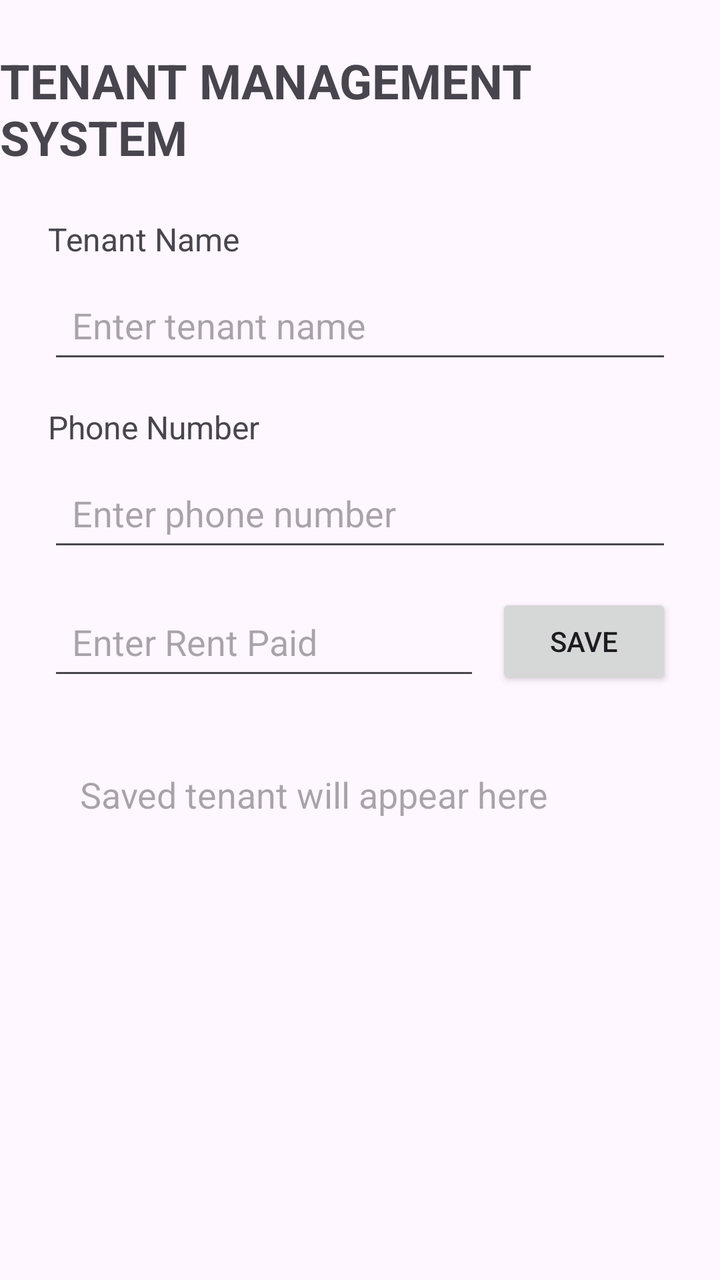
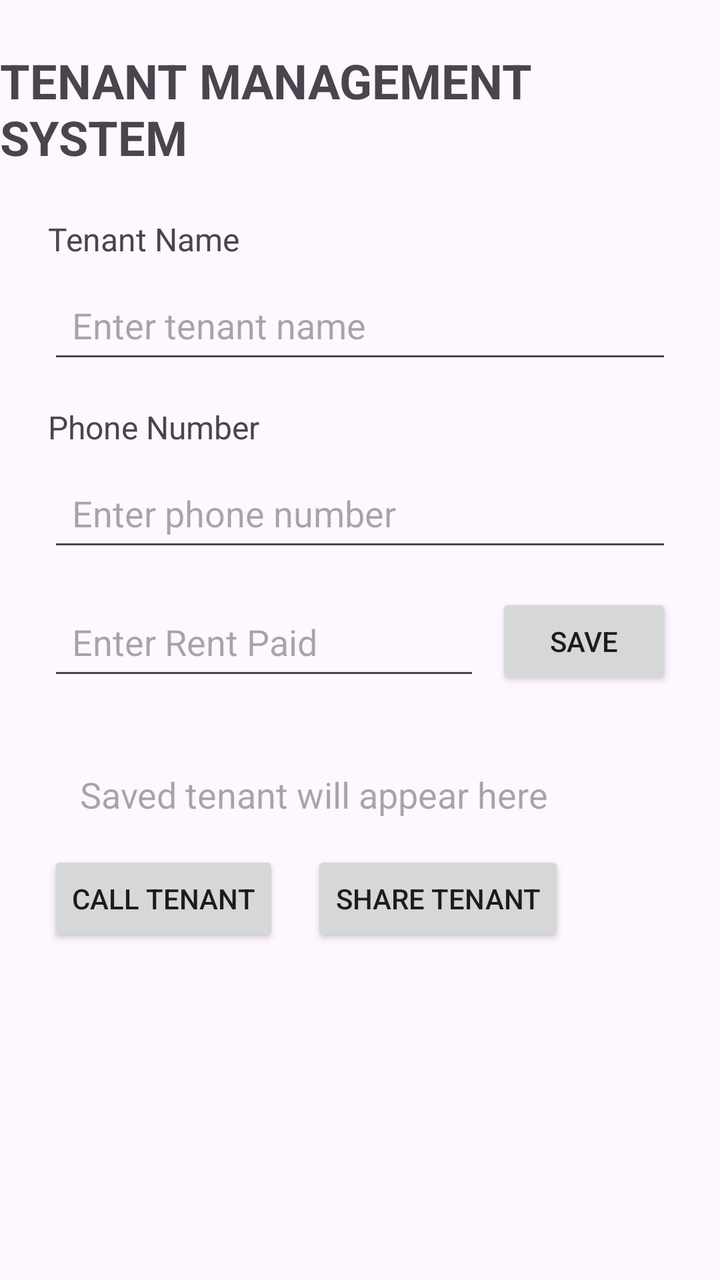

The first picture is an Android layout as it rendered before a commit; the second is the same layout after the commit. The layout source and the unified diff follow.
<!-- AndroidManifest.xml: application theme Theme.TenantManagementSystem -->
<!-- res/layout/activity_main.xml -->
<?xml version="1.0" encoding="utf-8"?>
<layout xmlns:android="http://schemas.android.com/apk/res/android"
    xmlns:app="http://schemas.android.com/apk/res-auto">

    <data>

        <variable
            name="tenant"
            type="com.example.tenantmanagementsystem.Tenant" />
    </data>

    <androidx.constraintlayout.widget.ConstraintLayout
        android:layout_width="match_parent"
        android:layout_height="match_parent">

        <TextView
            android:id="@+id/titleTextView"
            android:layout_width="wrap_content"
            android:layout_height="wrap_content"
            android:text="TENANT MANAGEMENT SYSTEM"
            android:textSize="24sp"
            android:textStyle="bold"
            android:layout_marginTop="24dp"
            app:layout_constraintTop_toTopOf="parent"
            app:layout_constraintStart_toStartOf="parent"
            app:layout_constraintEnd_toEndOf="parent" />

        <TextView
            android:id="@+id/tenantNameLabel"
            android:layout_width="wrap_content"
            android:layout_height="wrap_content"
            android:text="Tenant Name"
            android:textSize="16sp"
            android:layout_marginTop="24dp"
            android:layout_marginStart="24dp"
            app:layout_constraintTop_toBottomOf="@id/titleTextView"
            app:layout_constraintStart_toStartOf="parent" />

        <EditText
            android:id="@+id/tenantNameEditText"
            android:layout_width="0dp"
            android:layout_height="wrap_content"
            android:hint="Enter tenant name"
            android:minHeight="48dp"
            android:padding="12dp"
            android:layout_marginTop="8dp"
            android:layout_marginStart="24dp"
            android:layout_marginEnd="24dp"
            app:layout_constraintTop_toBottomOf="@id/tenantNameLabel"
            app:layout_constraintStart_toStartOf="parent"
            app:layout_constraintEnd_toEndOf="parent" />

        <TextView
            android:id="@+id/phoneLabel"
            android:layout_width="wrap_content"
            android:layout_height="wrap_content"
            android:text="Phone Number"
            android:textSize="16sp"
            android:layout_marginTop="16dp"
            android:layout_marginStart="24dp"
            app:layout_constraintTop_toBottomOf="@id/tenantNameEditText"
            app:layout_constraintStart_toStartOf="parent" />

        <EditText
            android:id="@+id/phoneEditText"
            android:layout_width="0dp"
            android:layout_height="wrap_content"
            android:hint="Enter phone number"
            android:inputType="phone"
            android:minHeight="48dp"
            android:padding="12dp"
            android:layout_marginTop="8dp"
            android:layout_marginStart="24dp"
            android:layout_marginEnd="24dp"
            app:layout_constraintTop_toBottomOf="@id/phoneLabel"
            app:layout_constraintStart_toStartOf="parent"
            app:layout_constraintEnd_toEndOf="parent" />

        <EditText
            android:id="@+id/rentEditText"
            android:layout_width="0dp"
            android:layout_height="wrap_content"
            android:hint="Enter Rent Paid"
            android:inputType="numberDecimal"
            android:minHeight="48dp"
            android:padding="12dp"
            android:layout_marginStart="24dp"
            android:layout_marginTop="16dp"
            android:layout_marginEnd="8dp"
            app:layout_constraintTop_toBottomOf="@id/phoneEditText"
            app:layout_constraintStart_toStartOf="parent"
            app:layout_constraintEnd_toStartOf="@id/saveButton" />

        <Button
            android:id="@+id/saveButton"
            android:layout_width="wrap_content"
            android:layout_height="wrap_content"
            android:text="SAVE"
            android:layout_marginEnd="24dp"
            app:layout_constraintTop_toTopOf="@id/rentEditText"
            app:layout_constraintEnd_toEndOf="parent" />

        <TextView
            android:id="@+id/tenantResultTextView"
            android:layout_width="0dp"
            android:layout_height="wrap_content"
            android:text="@{tenant.summary()}"
            android:hint="Saved tenant will appear here"
            android:textSize="18sp"
            android:padding="16dp"
            android:layout_margin="24dp"
            app:layout_constraintTop_toBottomOf="@id/rentEditText"
            app:layout_constraintStart_toStartOf="parent"
            app:layout_constraintEnd_toEndOf="parent" />

    </androidx.constraintlayout.widget.ConstraintLayout>
</layout>
<!-- resources referenced by this layout -->
<resources>
  <style name="Theme.TenantManagementSystem" parent="Base.Theme.TenantManagementSystem" />
  <style name="Base.Theme.TenantManagementSystem" parent="Theme.Material3.DayNight.NoActionBar">
          
          
      </style>
</resources>

<!-- the commit's change to res/layout/activity_main.xml (unified diff, before → after) -->
@@ -104,7 +104,7 @@
             android:id="@+id/tenantResultTextView"
             android:layout_width="0dp"
             android:layout_height="wrap_content"
-            android:text="@{tenant.summary()}"
+            android:text="@{tenant != null ? tenant.summary() : null}"
             android:hint="Saved tenant will appear here"
             android:textSize="18sp"
             android:padding="16dp"
@@ -113,5 +113,23 @@
             app:layout_constraintStart_toStartOf="parent"
             app:layout_constraintEnd_toEndOf="parent" />
 
+        <Button
+            android:id="@+id/callButton"
+            android:layout_width="wrap_content"
+            android:layout_height="wrap_content"
+            android:text="CALL TENANT"
+            android:layout_marginStart="24dp"
+            app:layout_constraintTop_toBottomOf="@id/tenantResultTextView"
+            app:layout_constraintStart_toStartOf="parent" />
+
+        <Button
+            android:id="@+id/shareButton"
+            android:layout_width="wrap_content"
+            android:layout_height="wrap_content"
+            android:text="SHARE TENANT"
+            android:layout_marginStart="16dp"
+            app:layout_constraintTop_toTopOf="@id/callButton"
+            app:layout_constraintStart_toEndOf="@id/callButton" />
+
     </androidx.constraintlayout.widget.ConstraintLayout>
 </layout>
